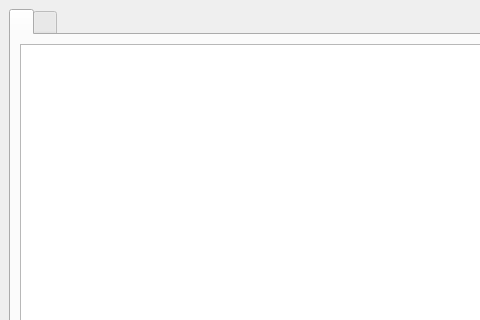
Before: the Qt Designer form mainwindow.ui in TNTwise/REAL-Video-Enhancer, drawn with Qt 5; both pictures show x 0 to 480 and y 0 to 320 of the 1201 by 640 pixel window.
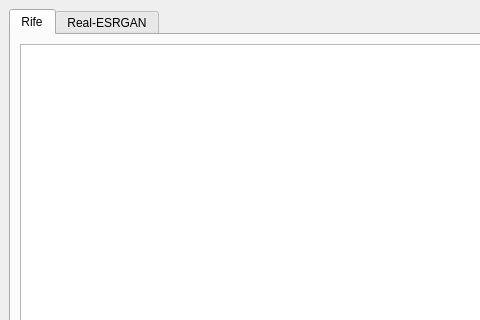
After: the same form once the commit is applied.

The edit to the form file:
```diff
--- a/mainwindow.ui
+++ b/mainwindow.ui
@@ -28,7 +28,7 @@
         <string>&lt;html&gt;&lt;head/&gt;&lt;body&gt;&lt;p&gt;Rife&lt;/p&gt;&lt;/body&gt;&lt;/html&gt;</string>
        </property>
        <attribute name="title">
-        <string/>
+        <string>Rife</string>
        </attribute>
        <layout class="QVBoxLayout" name="verticalLayout">
         <item>
@@ -125,7 +125,7 @@
         <string>&lt;html&gt;&lt;head/&gt;&lt;body&gt;&lt;p&gt;Rife&lt;/p&gt;&lt;/body&gt;&lt;/html&gt;</string>
        </property>
        <attribute name="title">
-        <string/>
+        <string>Real-ESRGAN</string>
        </attribute>
        <layout class="QVBoxLayout" name="verticalLayout">
         <item>
```
